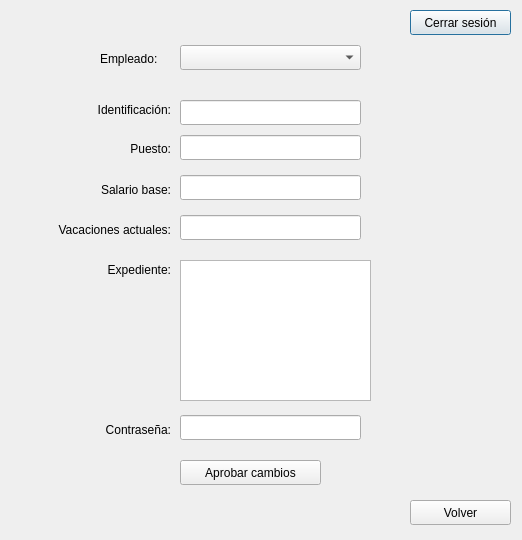
Qt form Interfaz/modify_user.ui (Los-Pollitos/PI-Redes-Sistemas-Operativos) before a commit.
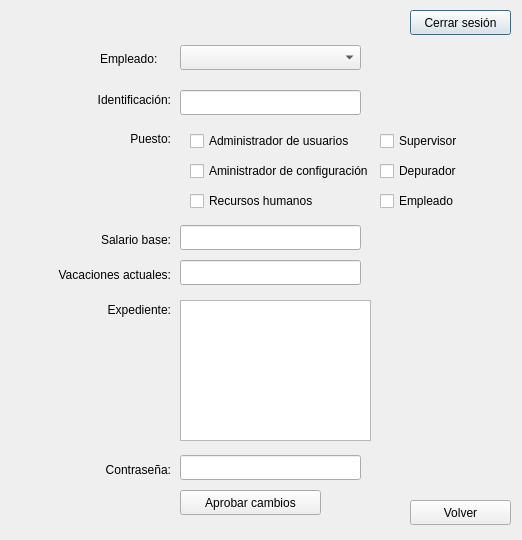
The same form after that commit.

Commit message: Cambio a la pantalla de modificar usuario según permisos definidos (grupal)

What changed in the file:
```diff
--- a/Interfaz/modify_user.ui
+++ b/Interfaz/modify_user.ui
@@ -66,7 +66,7 @@
    <property name="geometry">
     <rect>
      <x>180</x>
-     <y>175</y>
+     <y>225</y>
      <width>181</width>
      <height>25</height>
     </rect>
@@ -76,7 +76,7 @@
    <property name="geometry">
     <rect>
      <x>50</x>
-     <y>180</y>
+     <y>230</y>
      <width>121</width>
      <height>20</height>
     </rect>
@@ -88,21 +88,11 @@
     <set>Qt::AlignRight|Qt::AlignTrailing|Qt::AlignVCenter</set>
    </property>
   </widget>
-  <widget class="QLineEdit" name="employee_job">
-   <property name="geometry">
-    <rect>
-     <x>180</x>
-     <y>135</y>
-     <width>181</width>
-     <height>25</height>
-    </rect>
-   </property>
-  </widget>
   <widget class="QLabel" name="label_3">
    <property name="geometry">
     <rect>
      <x>100</x>
-     <y>140</y>
+     <y>130</y>
      <width>71</width>
      <height>17</height>
     </rect>
@@ -118,7 +108,7 @@
    <property name="geometry">
     <rect>
      <x>40</x>
-     <y>100</y>
+     <y>90</y>
      <width>131</width>
      <height>20</height>
     </rect>
@@ -134,7 +124,7 @@
    <property name="geometry">
     <rect>
      <x>180</x>
-     <y>215</y>
+     <y>260</y>
      <width>181</width>
      <height>25</height>
     </rect>
@@ -147,7 +137,7 @@
    <property name="geometry">
     <rect>
      <x>30</x>
-     <y>220</y>
+     <y>265</y>
      <width>141</width>
      <height>20</height>
     </rect>
@@ -163,7 +153,7 @@
    <property name="geometry">
     <rect>
      <x>180</x>
-     <y>415</y>
+     <y>455</y>
      <width>181</width>
      <height>25</height>
     </rect>
@@ -179,7 +169,7 @@
    <property name="geometry">
     <rect>
      <x>50</x>
-     <y>420</y>
+     <y>460</y>
      <width>121</width>
      <height>20</height>
     </rect>
@@ -195,7 +185,7 @@
    <property name="geometry">
     <rect>
      <x>180</x>
-     <y>460</y>
+     <y>490</y>
      <width>141</width>
      <height>25</height>
     </rect>
@@ -208,7 +198,7 @@
    <property name="geometry">
     <rect>
      <x>180</x>
-     <y>100</y>
+     <y>90</y>
      <width>181</width>
      <height>25</height>
     </rect>
@@ -218,7 +208,7 @@
    <property name="geometry">
     <rect>
      <x>30</x>
-     <y>260</y>
+     <y>300</y>
      <width>141</width>
      <height>20</height>
     </rect>
@@ -234,12 +224,90 @@
    <property name="geometry">
     <rect>
      <x>180</x>
-     <y>260</y>
+     <y>300</y>
      <width>191</width>
      <height>141</height>
     </rect>
    </property>
   </widget>
+  <widget class="QCheckBox" name="checkBox">
+   <property name="geometry">
+    <rect>
+     <x>190</x>
+     <y>130</y>
+     <width>181</width>
+     <height>22</height>
+    </rect>
+   </property>
+   <property name="text">
+    <string>Administrador de usuarios</string>
+   </property>
+  </widget>
+  <widget class="QCheckBox" name="checkBox_2">
+   <property name="geometry">
+    <rect>
+     <x>190</x>
+     <y>160</y>
+     <width>191</width>
+     <height>22</height>
+    </rect>
+   </property>
+   <property name="text">
+    <string>Aministrador de configuración</string>
+   </property>
+  </widget>
+  <widget class="QCheckBox" name="checkBox_3">
+   <property name="geometry">
+    <rect>
+     <x>190</x>
+     <y>190</y>
+     <width>151</width>
+     <height>22</height>
+    </rect>
+   </property>
+   <property name="text">
+    <string>Recursos humanos</string>
+   </property>
+  </widget>
+  <widget class="QCheckBox" name="checkBox_4">
+   <property name="geometry">
+    <rect>
+     <x>380</x>
+     <y>130</y>
+     <width>77</width>
+     <height>22</height>
+    </rect>
+   </property>
+   <property name="text">
+    <string>Supervisor</string>
+   </property>
+  </widget>
+  <widget class="QCheckBox" name="checkBox_5">
+   <property name="geometry">
+    <rect>
+     <x>380</x>
+     <y>160</y>
+     <width>77</width>
+     <height>22</height>
+    </rect>
+   </property>
+   <property name="text">
+    <string>Depurador</string>
+   </property>
+  </widget>
+  <widget class="QCheckBox" name="checkBox_6">
+   <property name="geometry">
+    <rect>
+     <x>380</x>
+     <y>190</y>
+     <width>77</width>
+     <height>22</height>
+    </rect>
+   </property>
+   <property name="text">
+    <string>Empleado</string>
+   </property>
+  </widget>
  </widget>
  <resources/>
  <connections/>
```
